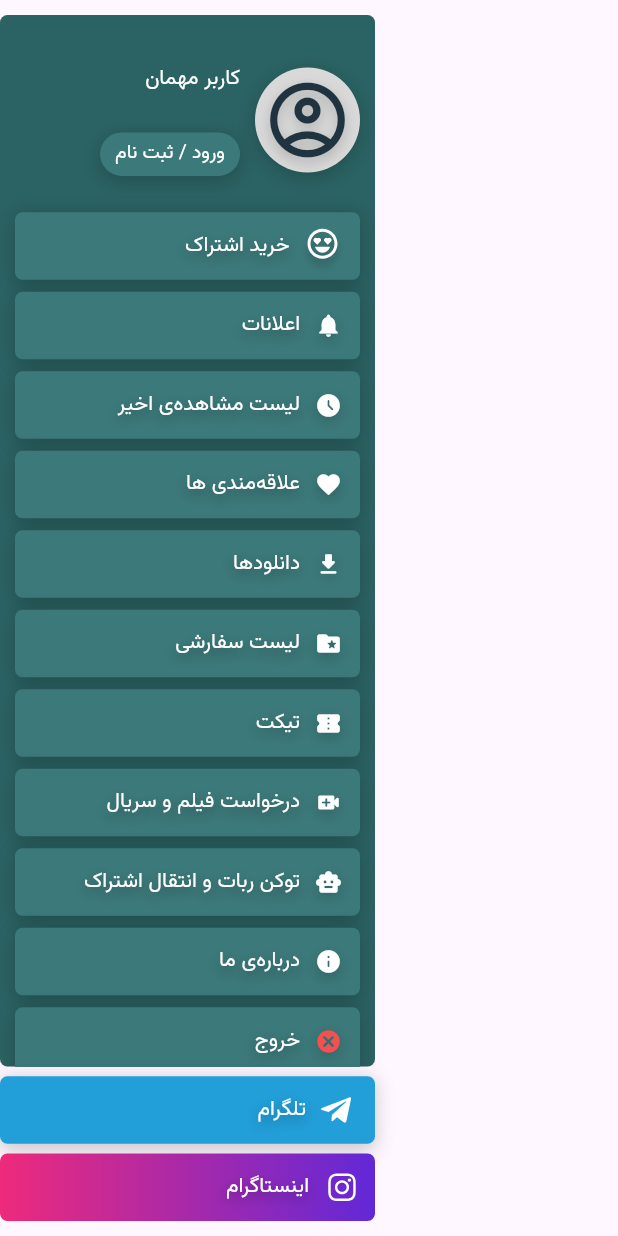
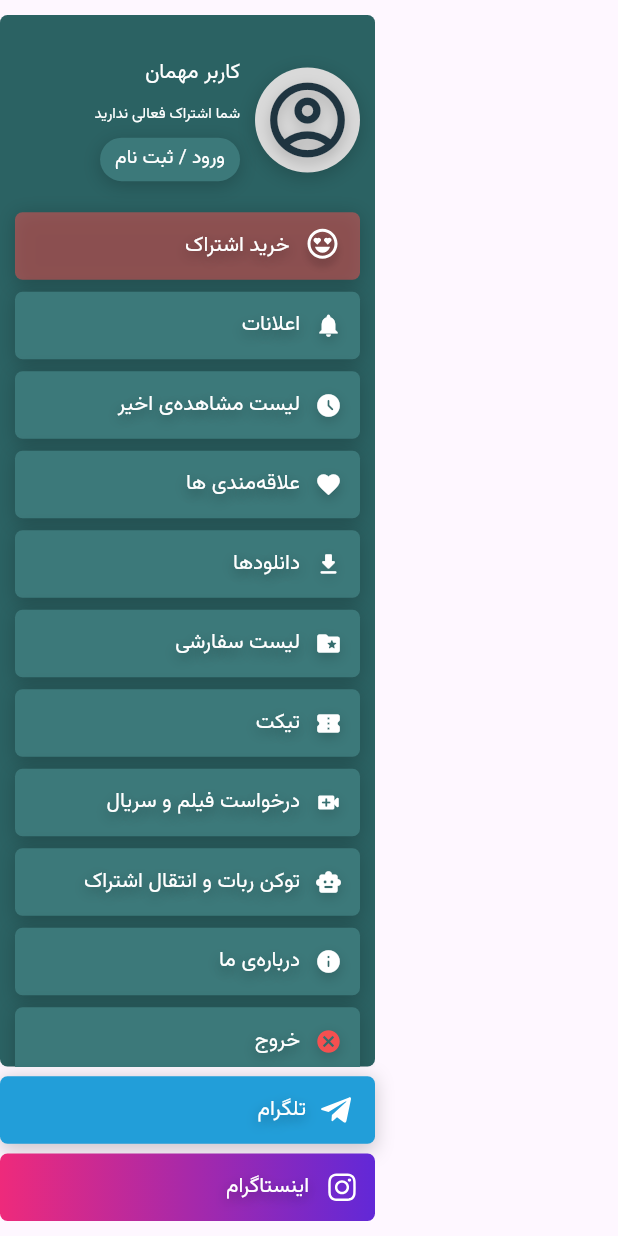
Before and after one commit to moderndata-org/bamabin, a Flutter app: the CustomDrawerMenu widget shown alone on an empty page, opened directly, on a phone screen of 412 x 824 dp. Run offline on Flutter 3.47's test engine with Material 3 defaults, Android fonts, the phone set to English and light mode, and no system bars; drawn by our look-alikes of simple_shadow; our stand-ins replace accordion, cached_network_image, carousel_slider, dots_indicator, dropdown_button2, firebase_core and 10 more; missing offline and left inert: qr_code_scanner; accounts and stored records are empty; network calls fail.

Commit message:
fixing drawer bugs

```diff
--- a/lib/widgets/custom_drawer_menu.dart
+++ b/lib/widgets/custom_drawer_menu.dart
@@ -109,7 +109,21 @@ class CustomDrawerMenu extends GetView<MainController> {
                                                 ),
                                               ],
                                             ))
-                                        : SizedBox();
+                                        : Align(
+                                        alignment: Alignment.centerRight,
+                                        child: Row(
+                                          textDirection: TextDirection.rtl,
+                                          children: [
+                                            Expanded(
+                                              child: MyText(
+                                                text:
+                                                'شما اشتراک فعالی ندارید',
+                                                size: 10,
+                                                maxLines: 1,
+                                              ),
+                                            )
+                                          ],
+                                        ));
                                   }),
                                   Align(
                                     alignment: Alignment.centerRight,
@@ -156,10 +170,10 @@ class CustomDrawerMenu extends GetView<MainController> {
                             size: Size.fromHeight(45),
                             boxShadow: bsTextLowOpacity,
                             bgColor:
-                                authController.paymentController.isVip.value &&
+                                (authController.paymentController.isVip.value &&
                                         authController.paymentController
                                                 .remainVipDays <=
-                                            7
+                                            7) || authController.paymentController.isVip.isFalse
                                     ? cR.withOpacity(.5)
                                     : cBgDrawerItem,
                             onTap: () {
```
Also changed, not shown: 1 other file.
